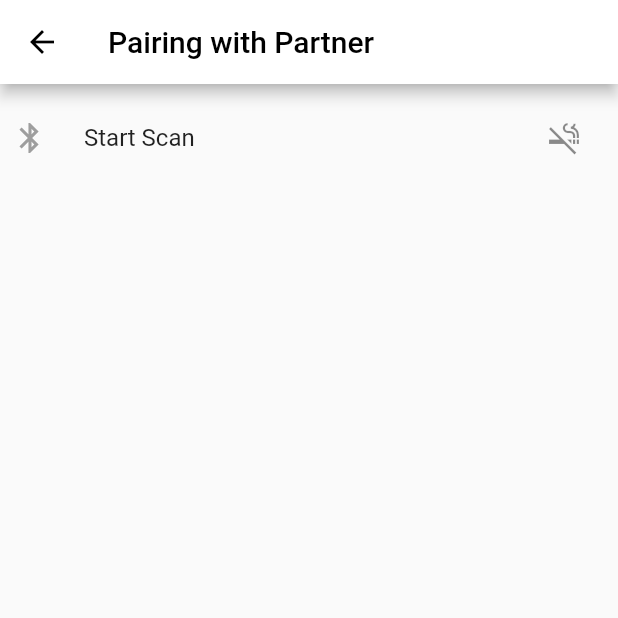
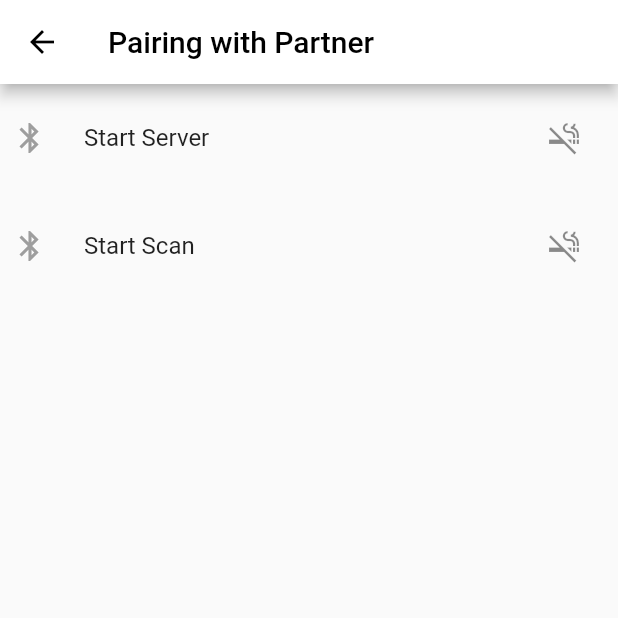
Before and after one commit to FrankAlbella/karoo-colab, a Flutter app: the PairingPage screen opened directly, on a phone screen of 412 x 824 dp, the top half of it. Run offline on Flutter 3.47's test engine with Material 2 defaults, Android fonts, the phone set to English and light mode, and no system bars; our stand-ins replace flutter_bluetooth_serial, permission_handler.

```diff
--- a/lib/PairingPage.dart
+++ b/lib/PairingPage.dart
@@ -60,16 +60,16 @@ class _PairingPage extends State<PairingPage> {
   Stream<BluetoothDiscoveryResult>? discoveryStream;
   StreamSubscription<BluetoothDiscoveryResult>? discoveryStreamSubscription;
 
-  @override
-  void initState() {
-    super.initState();
-
-    startBluetoothServer();
-    BluetoothManager.instance.deviceDataStream.listen((dataMap) {
-      print('got data from a connection: $dataMap');
-    });
-    //startScan();
-  }
+  // @override
+  // void initState() {
+  //   super.initState();
+  //
+  //   startBluetoothServer();
+  //   BluetoothManager.instance.deviceDataStream.listen((dataMap) {
+  //     print('got data from a connection: $dataMap');`
+  //   });
+  //   //startScan();
+  // }
 
   //make the device discoverable and also
   //listen for bluetooth serial connections
@@ -142,6 +142,18 @@ class _PairingPage extends State<PairingPage> {
       body: ListView(
           children: <Widget>[
             TextButton.icon(
+              onPressed: startBluetoothServer,
+
+              icon: const Icon(
+                Icons.bluetooth,
+              ),
+              label: const Align(
+                  alignment: Alignment.centerLeft,
+                  child: ListTile(
+                      title: Text("Start Server"),
+                      trailing: Icon(Icons.smoke_free))),
+            ),
+            TextButton.icon(
               onPressed: startScan,
               icon: const Icon(
                 Icons.bluetooth,
@@ -152,6 +164,7 @@ class _PairingPage extends State<PairingPage> {
                       title: Text("Start Scan"),
                       trailing: Icon(Icons.smoke_free))),
             ),
+
             ...devices
           ]
       ),
```
Also changed, not shown: pubspec.lock, 1 other file.
